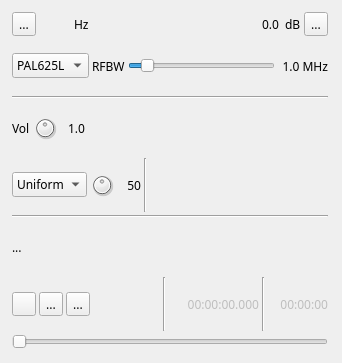
f4exb/sdrangel, file plugins/channeltx/modatv/atvmodgui.ui: the form before one commit.
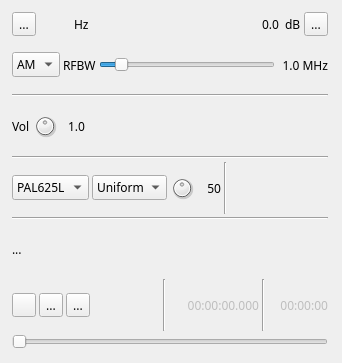
The form after the commit. Icons and pictures are not drawn. Custom widgets are drawn as their Qt base class.

Diff of the .ui file:
```diff
--- a/plugins/channeltx/modatv/atvmodgui.ui
+++ b/plugins/channeltx/modatv/atvmodgui.ui
@@ -191,10 +191,24 @@
     <item>
      <layout class="QHBoxLayout" name="rfBandwidthLayout">
       <item>
-       <widget class="QComboBox" name="standard">
+       <widget class="QComboBox" name="modulation">
+        <property name="maximumSize">
+         <size>
+          <width>50</width>
+          <height>16777215</height>
+         </size>
+        </property>
+        <property name="toolTip">
+         <string>Modulation type</string>
+        </property>
         <item>
          <property name="text">
-          <string>PAL625L</string>
+          <string>AM</string>
+         </property>
+        </item>
+        <item>
+         <property name="text">
+          <string>FM</string>
          </property>
         </item>
        </widget>
@@ -321,8 +335,24 @@
       </item>
      </layout>
     </item>
+    <item>
+     <widget class="Line" name="line_3">
+      <property name="orientation">
+       <enum>Qt::Horizontal</enum>
+      </property>
+     </widget>
+    </item>
     <item>
      <layout class="QHBoxLayout" name="recordFileSelectLayout">
+      <item>
+       <widget class="QComboBox" name="standard">
+        <item>
+         <property name="text">
+          <string>PAL625L</string>
+         </property>
+        </item>
+       </widget>
+      </item>
       <item>
        <widget class="QComboBox" name="inputSelect">
         <item>
@@ -419,7 +449,7 @@
      </layout>
     </item>
     <item>
-     <widget class="Line" name="line_3">
+     <widget class="Line" name="line">
       <property name="orientation">
        <enum>Qt::Horizontal</enum>
       </property>
```
Left out of the diff: 9 changed lines with no effect on the pictures.
